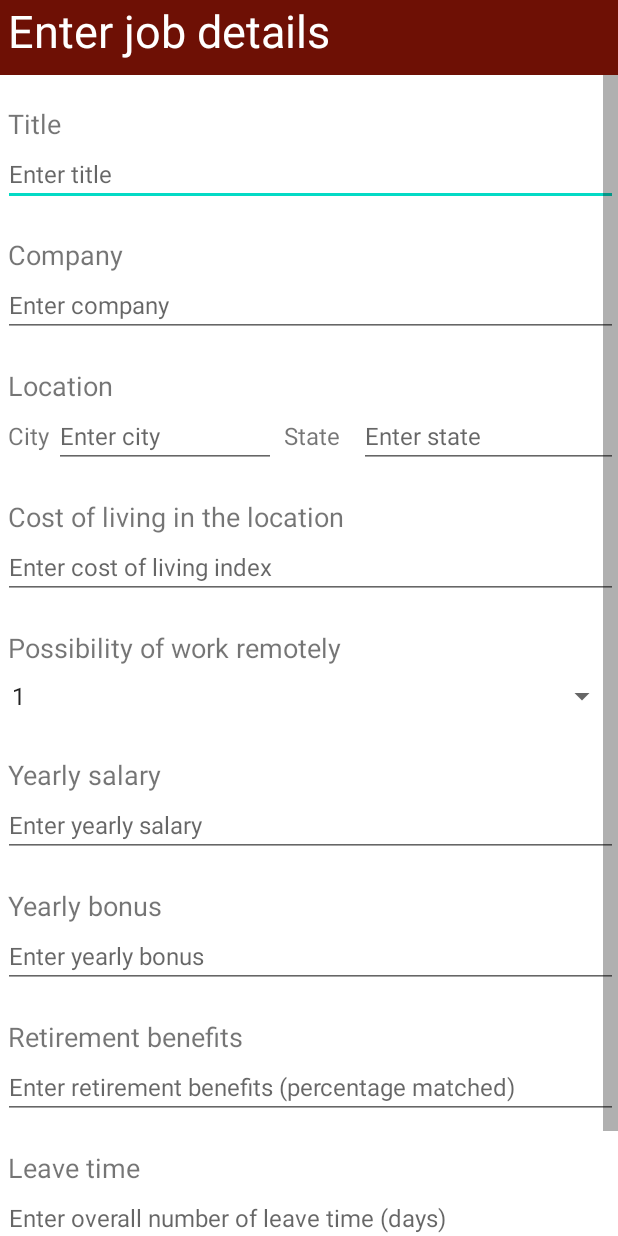
After one commit to tex216/Mobile-Android-App-Development, an Android app: the EnterJobDetailsActivity screen opened directly, with no data from a screen before it, on a phone screen of 412 x 824 dp. The commit adds this screen. Run offline under Robolectric (Android 15) with nearby library versions, the phone set to English and light mode, and no system bars.

Commit message:
added enter job details layout + navigation from main menu

```diff
--- a/GroupProject/JobCompare6300/app/src/main/AndroidManifest.xml
+++ b/GroupProject/JobCompare6300/app/src/main/AndroidManifest.xml
@@ -9,6 +9,7 @@
         android:roundIcon="@mipmap/ic_launcher_round"
         android:supportsRtl="true"
         android:theme="@style/Theme.JobCompare6300">
+        <activity android:name=".EnterJobDetailsActivity"></activity>
         <activity android:name=".MainActivity">
             <intent-filter>
                 <action android:name="android.intent.action.MAIN" />
--- /dev/null
+++ b/GroupProject/JobCompare6300/app/src/main/java/edu/gatech/seclass/jobcompare6300/EnterJobDetailsActivity.java
@@ -0,0 +1,14 @@
+package edu.gatech.seclass.jobcompare6300;
+
+import androidx.appcompat.app.AppCompatActivity;
+
+import android.os.Bundle;
+
+public class EnterJobDetailsActivity extends AppCompatActivity {
+
+    @Override
+    protected void onCreate(Bundle savedInstanceState) {
+        super.onCreate(savedInstanceState);
+        setContentView(R.layout.activity_enter_job_details);
+    }
+}
--- a/GroupProject/JobCompare6300/app/src/main/java/edu/gatech/seclass/jobcompare6300/MainActivity.java
+++ b/GroupProject/JobCompare6300/app/src/main/java/edu/gatech/seclass/jobcompare6300/MainActivity.java
@@ -2,13 +2,37 @@ package edu.gatech.seclass.jobcompare6300;
 
 import androidx.appcompat.app.AppCompatActivity;
 
+import android.content.Intent;
 import android.os.Bundle;
+import android.view.View;
+import android.widget.Button;
 
 public class MainActivity extends AppCompatActivity {
+
+    private Button enterCurrentJob;
+    private Button enterJobOffers;
+    private Button adjustComparisonSettings;
+    private Button compareJobs;
 
     @Override
     protected void onCreate(Bundle savedInstanceState) {
         super.onCreate(savedInstanceState);
         setContentView(R.layout.activity_main);
+        enterCurrentJob = (Button) findViewById(R.id.btn_enter_current_job);
+        enterJobOffers = (Button) findViewById(R.id.btn_enter_job_offers);
+        adjustComparisonSettings = (Button) findViewById(R.id.btn_adjust_comp_settings);
+        compareJobs = (Button) findViewById(R.id.btn_compare_job_offers);
+
+        enterCurrentJob.setOnClickListener(new View.OnClickListener() {
+            @Override
+            public void onClick(View v) {
+                handleEnterCurrentJobClick();
+            }
+        });
+    }
+
+    public void handleEnterCurrentJobClick() {
+        Intent intent = new Intent(this, EnterJobDetailsActivity.class);
+        startActivity(intent);
     }
 }
--- /dev/null
+++ b/GroupProject/JobCompare6300/app/src/main/res/layout/activity_enter_job_details.xml
@@ -0,0 +1,385 @@
+<?xml version="1.0" encoding="utf-8"?>
+<androidx.constraintlayout.widget.ConstraintLayout xmlns:android="http://schemas.android.com/apk/res/android"
+    xmlns:app="http://schemas.android.com/apk/res-auto"
+    xmlns:tools="http://schemas.android.com/tools"
+    android:layout_width="match_parent"
+    android:layout_height="match_parent"
+    tools:context=".EnterJobDetailsActivity">
+
+    <LinearLayout
+        android:layout_width="match_parent"
+        android:layout_height="match_parent"
+        android:orientation="vertical">
+
+        <TextView
+            android:id="@+id/editTextTextPersonName11"
+            android:layout_width="match_parent"
+            android:layout_height="100dp"
+            android:layout_weight="1"
+            android:background="#FFFFFF"
+            android:backgroundTint="#6e1005"
+            android:ems="10"
+            android:inputType="textPersonName"
+            android:paddingStart="5dp"
+            android:text="Enter job details"
+            android:textColor="#FFFFFFFF"
+            android:textSize="30sp" />
+
+        <ScrollView
+            android:layout_width="match_parent"
+            android:layout_height="wrap_content"
+            android:layout_weight="1"
+            android:fadeScrollbars="false"
+            android:scrollbarSize="10dp">
+
+            <LinearLayout
+                android:layout_width="match_parent"
+                android:layout_height="wrap_content"
+                android:orientation="vertical">
+
+                <LinearLayout
+                    android:layout_width="match_parent"
+                    android:layout_height="match_parent"
+                    android:orientation="vertical">
+
+                    <Space
+                        android:layout_width="match_parent"
+                        android:layout_height="20dp"
+                        android:layout_weight="1" />
+
+                    <TextView
+                        android:id="@+id/label_title"
+                        android:layout_width="match_parent"
+                        android:layout_height="wrap_content"
+                        android:layout_weight="1"
+                        android:background="#FFFFFF"
+                        android:ems="10"
+                        android:enabled="true"
+                        android:inputType="text"
+                        android:paddingStart="5dp"
+                        android:text="Title"
+                        android:textSize="18sp" />
+
+                    <EditText
+                        android:id="@+id/text_title"
+                        android:layout_width="match_parent"
+                        android:layout_height="wrap_content"
+                        android:layout_marginLeft="2dp"
+                        android:layout_weight="1"
+                        android:ems="10"
+                        android:hint="Enter title"
+                        android:inputType="text"
+                        android:textSize="16sp" />
+
+                    <Space
+                        android:layout_width="match_parent"
+                        android:layout_height="20dp"
+                        android:layout_weight="1" />
+
+                    <TextView
+                        android:id="@+id/label_company"
+                        android:layout_width="match_parent"
+                        android:layout_height="wrap_content"
+                        android:layout_weight="1"
+                        android:background="#FFFFFF"
+                        android:ems="10"
+                        android:inputType="text"
+                        android:paddingStart="5dp"
+                        android:text="Company"
+                        android:textSize="18sp" />
+
+                    <EditText
+                        android:id="@+id/text_company"
+                        android:layout_width="match_parent"
+                        android:layout_height="wrap_content"
+                        android:layout_marginLeft="2dp"
+                        android:layout_weight="1"
+                        android:ems="10"
+                        android:hint="Enter company"
+                        android:inputType="text"
+                        android:textSize="16sp" />
+
+                    <Space
+                        android:layout_width="match_parent"
+                        android:layout_height="20dp"
+                        android:layout_weight="1" />
+
+                    <TextView
+                        android:id="@+id/label_location"
+                        android:layout_width="match_parent"
+                        android:layout_height="wrap_content"
+                        android:layout_weight="1"
+                        android:paddingStart="5dp"
+                        android:text="Location"
+                        android:textSize="18sp"/>
+
+                    <LinearLayout
+                        android:layout_width="match_parent"
+                        android:layout_height="match_parent"
+                        android:orientation="horizontal">
+
+                        <TextView
+                            android:id="@+id/label_city"
+                            android:layout_width="34dp"
+                            android:layout_height="wrap_content"
+                            android:background="#FFFFFF"
+                            android:ems="10"
+                            android:inputType="text"
+                            android:paddingStart="5dp"
+                            android:text="City"
+                            android:textSize="16sp" />
+
+                        <EditText
+                            android:id="@+id/text_city"
+                            android:layout_width="148dp"
+                            android:layout_height="wrap_content"
+                            android:layout_marginLeft="2dp"
+                            android:ems="10"
+                            android:hint="Enter city"
+                            android:inputType="text"
+                            android:textSize="16sp" />
+
+                        <TextView
+                            android:id="@+id/label_state"
+                            android:layout_width="53dp"
+                            android:layout_height="wrap_content"
+                            android:background="#FFFFFF"
+                            android:ems="10"
+                            android:inputType="text"
+                            android:paddingStart="5dp"
+                            android:text="State"
+                            android:textSize="16sp" />
+
+                        <EditText
+                            android:id="@+id/text_state"
+                            android:layout_width="wrap_content"
+                            android:layout_height="wrap_content"
+                            android:layout_marginLeft="2dp"
+                            android:ems="10"
+                            android:hint="Enter state"
+                            android:inputType="text"
+                            android:textSize="16sp" />
+
+                    </LinearLayout>
+
+                    <Space
+                        android:layout_width="match_parent"
+                        android:layout_height="20dp"
+                        android:layout_weight="1" />
+
+                    <TextView
+                        android:id="@+id/label_cost_of_living"
+                        android:layout_width="match_parent"
+                        android:layout_height="wrap_content"
+                        android:layout_weight="1"
+                        android:background="#FFFFFF"
+                        android:ems="10"
+                        android:inputType="text"
+                        android:paddingStart="5dp"
+                        android:text="Cost of living in the location"
+                        android:textSize="18sp" />
+
+                    <EditText
+                        android:id="@+id/number_cost_of_living"
+                        android:layout_width="match_parent"
+                        android:layout_height="wrap_content"
+                        android:layout_marginLeft="2dp"
+                        android:layout_weight="1"
+                        android:ems="10"
+                        android:hint="Enter cost of living index"
+                        android:inputType="number"
+                        android:textSize="16sp" />
+
+                    <Space
+                        android:layout_width="match_parent"
+                        android:layout_height="20dp"
+                        android:layout_weight="1" />
+
+                    <TextView
+                        android:id="@+id/label_remote_work"
+                        android:layout_width="match_parent"
+                        android:layout_height="wrap_content"
+                        android:layout_weight="1"
+                        android:background="#FFFFFF"
+                        android:ems="10"
+                        android:inputType="text"
+                        android:paddingStart="5dp"
+                        android:text="Possibility of work remotely"
+                        android:textSize="18sp" />
+
+                    <Spinner
+                        android:id="@+id/dropdown_remote_work"
+                        android:layout_width="match_parent"
+                        android:layout_height="wrap_content"
+                        android:layout_weight="1"
+                        android:entries="@array/remote_work_possibility"
+                        android:minHeight="40dp"
+                        android:spinnerMode="dropdown" />
+
+                    <Space
+                        android:layout_width="match_parent"
+                        android:layout_height="20dp"
+                        android:layout_weight="1" />
+
+                    <TextView
+                        android:id="@+id/label_salary"
+                        android:layout_width="match_parent"
+                        android:layout_height="wrap_content"
+                        android:layout_weight="1"
+                        android:background="#FFFFFF"
+                        android:ems="10"
+                        android:inputType="text"
+                        android:paddingStart="5dp"
+                        android:text="Yearly salary"
+                        android:textSize="18sp" />
+
+                    <EditText
+                        android:id="@+id/number_salary"
+                        android:layout_width="match_parent"
+                        android:layout_height="wrap_content"
+                        android:layout_marginLeft="2dp"
+                        android:layout_weight="1"
+                        android:ems="10"
+                        android:hint="Enter yearly salary"
+                        android:inputType="numberDecimal"
+                        android:textSize="16sp" />
+
+                    <Space
+                        android:layout_width="match_parent"
+                        android:layout_height="20dp"
+                        android:layout_weight="1" />
+
+                    <TextView
+                        android:id="@+id/label_bonus"
+                        android:layout_width="match_parent"
+                        android:layout_height="wrap_content"
+                        android:layout_weight="1"
+                        android:background="#FFFFFF"
+                        android:ems="10"
+                        android:inputType="text"
+                        android:paddingStart="5dp"
+                        android:text="Yearly bonus"
+                        android:textSize="18sp" />
+
+                    <EditText
+                        android:id="@+id/number_bonus"
+                        android:layout_width="match_parent"
+                        android:layout_height="wrap_content"
+                        android:layout_marginLeft="2dp"
+                        android:layout_weight="1"
+                        android:ems="10"
+                        android:hint="Enter yearly bonus"
+                        android:inputType="numberDecimal"
+                        android:textSize="16sp" />
+
+                    <Space
+                        android:layout_width="match_parent"
+                        android:layout_height="20dp"
+                        android:layout_weight="1" />
+
+                    <TextView
+                        android:id="@+id/label_retirement"
+                        android:layout_width="match_parent"
+                        android:layout_height="wrap_content"
+                        android:layout_weight="1"
+                        android:background="#FFFFFF"
+                        android:ems="10"
+                        android:inputType="text"
+                        android:paddingStart="5dp"
+                        android:text="Retirement benefits"
+                        android:textSize="18sp" />
+
+                    <EditText
+                        android:id="@+id/number_retirement"
+                        android:layout_width="match_parent"
+                        android:layout_height="wrap_content"
+                        android:layout_marginLeft="2dp"
+                        android:layout_weight="1"
+                        android:ems="10"
+                        android:hint="Enter retirement benefits (percentage matched)"
+                        android:inputType="numberDecimal"
+                        android:textSize="16sp" />
+
+                    <Space
+                        android:layout_width="match_parent"
+                        android:layout_height="20dp"
+                        android:layout_weight="1" />
+
+                    <TextView
+                        android:id="@+id/label_leave_time"
+                        android:layout_width="match_parent"
+                        android:layout_height="wrap_content"
+                        android:layout_weight="1"
+                        android:background="#FFFFFF"
+                        android:ems="10"
+                        android:inputType="text"
+                        android:paddingStart="5dp"
+                        android:text="Leave time"
+                        android:textSize="18sp" />
+
+                    <EditText
+                        android:id="@+id/number_leave_time"
+                        android:layout_width="match_parent"
+                        android:layout_height="wrap_content"
+                        android:layout_marginLeft="2dp"
+                        android:layout_weight="1"
+                        android:ems="10"
+                        android:hint="Enter overall number of leave time (days)"
+                        android:inputType="number"
+                        android:textSize="16sp" />
+
+                    <Space
+                        android:layout_width="match_parent"
+                        android:layout_height="20dp"
+                        android:layout_weight="1" />
+
+                    <LinearLayout
+                        android:layout_width="match_parent"
+                        android:layout_height="wrap_content"
+                        android:layout_weight="1"
+                        android:orientation="horizontal">
+
+                        <Button
+                            android:id="@+id/button4"
+                            android:layout_width="wrap_content"
+                            android:layout_height="wrap_content"
+                            android:layout_marginLeft="10dp"
+                            android:layout_weight="1"
+                            android:backgroundTint="#FFFFFF"
+                            android:gravity="center"
+                            android:text="Cancel"
+                            android:textAlignment="center"
+                            android:textColor="#3C3F41"
+                            android:theme="@style/Widget.MaterialComponents.Button.OutlinedButton"
+                            app:cornerRadius="50dp"
+                            app:iconSize="50dp"
+                            app:strokeColor="#808080" />
+
+                        <Space
+                            android:layout_width="wrap_content"
+                            android:layout_height="wrap_content"
+                            android:layout_weight="1" />
+
+                        <Button
+                            android:id="@+id/button3"
+                            android:layout_width="wrap_content"
+                            android:layout_height="wrap_content"
+                            android:layout_marginRight="10dp"
+                            android:layout_weight="1"
+                            android:backgroundTint="#6e1005"
+                            android:gravity="center"
+                            android:text="Save"
+                            android:textAlignment="center"
+                            android:textColor="#FFFFFFFF"
+                            android:theme="@style/Widget.MaterialComponents.Button.OutlinedButton"
+                            app:cornerRadius="50dp"
+                            app:iconSize="50dp" />
+                    </LinearLayout>
+
+                </LinearLayout>
+            </LinearLayout>
+        </ScrollView>
+    </LinearLayout>
+
+
+</androidx.constraintlayout.widget.ConstraintLayout>
--- a/GroupProject/JobCompare6300/app/src/main/res/layout/activity_main.xml
+++ b/GroupProject/JobCompare6300/app/src/main/res/layout/activity_main.xml
@@ -26,6 +26,7 @@
             android:layout_height="wrap_content"
             android:backgroundTint="#6e1005"
             android:gravity="center"
+            android:onClick="handleEnterCurrentJobClick"
             android:text="Enter/edit current job"
             android:textAlignment="textStart"
             app:cornerRadius="50dp"
--- /dev/null
+++ b/GroupProject/JobCompare6300/app/src/main/res/values/arrays.xml
@@ -0,0 +1,10 @@
+<?xml version="1.0" encoding="utf-8"?>
+<resources>
+    <string-array name="remote_work_possibility">
+        <item>1</item>
+        <item>2</item>
+        <item>3</item>
+        <item>4</item>
+        <item>5</item>
+    </string-array>
+</resources>
```
